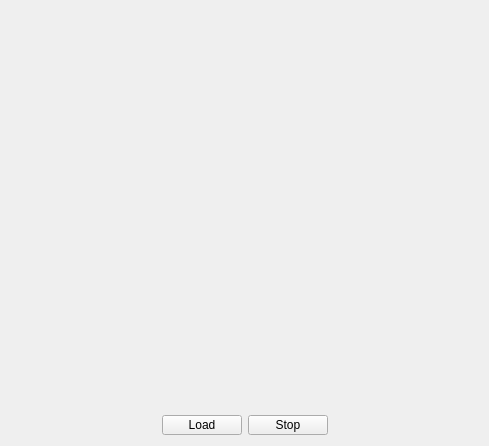
Before: the Qt Designer form MLAssist/GamePythonScriptWgt.ui in HBACC0005240/MLAssist, drawn with Qt 5.
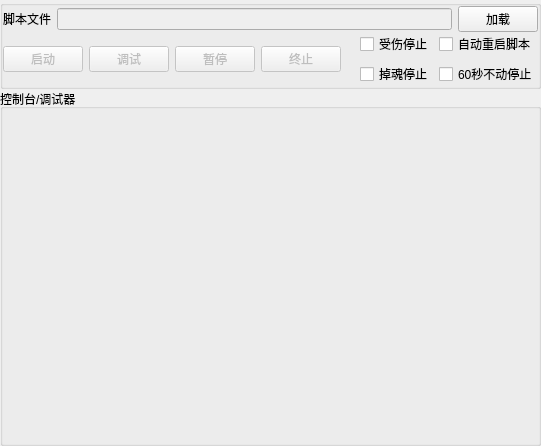
After: the same form once the commit is applied.

Commit message: 增加python脚本支持 lua脚本增加获取游戏端口和游戏进程

Patch:
```diff
--- a/MLAssist/GamePythonScriptWgt.ui
+++ b/MLAssist/GamePythonScriptWgt.ui
@@ -14,18 +14,27 @@
    <string>GamePythonScriptWgt</string>
   </property>
   <layout class="QVBoxLayout" name="verticalLayout">
+   <property name="spacing">
+    <number>0</number>
+   </property>
+   <property name="leftMargin">
+    <number>0</number>
+   </property>
+   <property name="topMargin">
+    <number>0</number>
+   </property>
+   <property name="rightMargin">
+    <number>0</number>
+   </property>
+   <property name="bottomMargin">
+    <number>0</number>
+   </property>
    <item>
-    <widget class="QWidget" name="widget_python" native="true"/>
-   </item>
-   <item>
-    <widget class="QWidget" name="widget_2" native="true">
-     <property name="maximumSize">
-      <size>
-       <width>16777215</width>
-       <height>20</height>
-      </size>
+    <widget class="QGroupBox" name="groupBox">
+     <property name="title">
+      <string/>
      </property>
-     <layout class="QHBoxLayout" name="horizontalLayout_2">
+     <layout class="QVBoxLayout" name="verticalLayout_2">
       <property name="spacing">
        <number>0</number>
       </property>
@@ -41,13 +50,121 @@
       <property name="bottomMargin">
        <number>0</number>
       </property>
+      <item>
+       <layout class="QHBoxLayout" name="horizontalLayout_2">
+        <item>
+         <widget class="QLabel" name="label">
+          <property name="text">
+           <string>脚本文件</string>
+          </property>
+         </widget>
+        </item>
+        <item>
+         <widget class="QLineEdit" name="lineEdit_scriptPath">
+          <property name="enabled">
+           <bool>false</bool>
+          </property>
+         </widget>
+        </item>
+        <item>
+         <widget class="QPushButton" name="pushButton_load">
+          <property name="sizePolicy">
+           <sizepolicy hsizetype="Fixed" vsizetype="Fixed">
+            <horstretch>0</horstretch>
+            <verstretch>0</verstretch>
+           </sizepolicy>
+          </property>
+          <property name="text">
+           <string>加载</string>
+          </property>
+         </widget>
+        </item>
+       </layout>
+      </item>
       <item>
        <layout class="QHBoxLayout" name="horizontalLayout">
+        <item>
+         <widget class="QPushButton" name="pushButton_run">
+          <property name="enabled">
+           <bool>false</bool>
+          </property>
+          <property name="sizePolicy">
+           <sizepolicy hsizetype="Fixed" vsizetype="Fixed">
+            <horstretch>0</horstretch>
+            <verstretch>0</verstretch>
+           </sizepolicy>
+          </property>
+          <property name="text">
+           <string>启动</string>
+          </property>
+         </widget>
+        </item>
+        <item>
+         <widget class="QPushButton" name="pushButton_debug">
+          <property name="enabled">
+           <bool>false</bool>
+          </property>
+          <property name="sizePolicy">
+           <sizepolicy hsizetype="Fixed" vsizetype="Fixed">
+            <horstretch>0</horstretch>
+            <verstretch>0</verstretch>
+           </sizepolicy>
+          </property>
+          <property name="text">
+           <string>调试</string>
+          </property>
+         </widget>
+        </item>
+        <item>
+         <widget class="QPushButton" name="pushButton_suspend">
+          <property name="enabled">
+           <bool>false</bool>
+          </property>
+          <property name="sizePolicy">
+           <sizepolicy hsizetype="Fixed" vsizetype="Fixed">
+            <horstretch>0</horstretch>
+            <verstretch>0</verstretch>
+           </sizepolicy>
+          </property>
+          <property name="text">
+           <string>暂停</string>
+          </property>
+         </widget>
+        </item>
+        <item>
+         <widget class="QPushButton" name="pushButton_term">
+          <property name="enabled">
+           <bool>false</bool>
+          </property>
+          <property name="sizePolicy">
+           <sizepolicy hsizetype="Fixed" vsizetype="Fixed">
+            <horstretch>0</horstretch>
+            <verstretch>0</verstretch>
+           </sizepolicy>
+          </property>
+          <property name="text">
+           <string>终止</string>
+          </property>
+         </widget>
+        </item>
+        <item>
+         <widget class="QLabel" name="label_status">
+          <property name="text">
+           <string/>
+          </property>
+          <property name="alignment">
+           <set>Qt::AlignRight|Qt::AlignTrailing|Qt::AlignVCenter</set>
+          </property>
+         </widget>
+        </item>
         <item>
          <spacer name="horizontalSpacer">
           <property name="orientation">
            <enum>Qt::Horizontal</enum>
           </property>
+          <property name="sizeType">
+           <enum>QSizePolicy::Expanding</enum>
+          </property>
           <property name="sizeHint" stdset="0">
            <size>
             <width>40</width>
@@ -57,37 +174,103 @@
          </spacer>
         </item>
         <item>
-         <widget class="QPushButton" name="pushButton_load">
-          <property name="text">
-           <string>Load</string>
-          </property>
-         </widget>
+         <layout class="QVBoxLayout" name="verticalLayout_6"/>
         </item>
         <item>
-         <widget class="QPushButton" name="pushButton_stop">
-          <property name="text">
-           <string>Stop</string>
+         <layout class="QVBoxLayout" name="verticalLayout_4">
+          <property name="spacing">
+           <number>6</number>
           </property>
-         </widget>
+          <item>
+           <widget class="QCheckBox" name="checkBox_injuryProt">
+            <property name="sizePolicy">
+             <sizepolicy hsizetype="Minimum" vsizetype="Fixed">
+              <horstretch>0</horstretch>
+              <verstretch>0</verstretch>
+             </sizepolicy>
+            </property>
+            <property name="text">
+             <string>受伤停止</string>
+            </property>
+           </widget>
+          </item>
+          <item>
+           <widget class="QCheckBox" name="checkBox_soulProt">
+            <property name="sizePolicy">
+             <sizepolicy hsizetype="Minimum" vsizetype="Fixed">
+              <horstretch>0</horstretch>
+              <verstretch>0</verstretch>
+             </sizepolicy>
+            </property>
+            <property name="text">
+             <string>掉魂停止</string>
+            </property>
+           </widget>
+          </item>
+         </layout>
         </item>
         <item>
-         <spacer name="horizontalSpacer_2">
-          <property name="orientation">
-           <enum>Qt::Horizontal</enum>
-          </property>
-          <property name="sizeHint" stdset="0">
-           <size>
-            <width>40</width>
-            <height>20</height>
-           </size>
-          </property>
-         </spacer>
+         <layout class="QVBoxLayout" name="verticalLayout_3">
+          <item>
+           <widget class="QCheckBox" name="checkBox_autorestart">
+            <property name="text">
+             <string>自动重启脚本</string>
+            </property>
+           </widget>
+          </item>
+          <item>
+           <widget class="QCheckBox" name="checkBox_freezestop">
+            <property name="sizePolicy">
+             <sizepolicy hsizetype="Minimum" vsizetype="Fixed">
+              <horstretch>0</horstretch>
+              <verstretch>0</verstretch>
+             </sizepolicy>
+            </property>
+            <property name="text">
+             <string>60秒不动停止</string>
+            </property>
+           </widget>
+          </item>
+         </layout>
         </item>
        </layout>
       </item>
      </layout>
     </widget>
    </item>
+   <item>
+    <widget class="QGroupBox" name="groupBox_2">
+     <property name="sizePolicy">
+      <sizepolicy hsizetype="Preferred" vsizetype="Expanding">
+       <horstretch>0</horstretch>
+       <verstretch>0</verstretch>
+      </sizepolicy>
+     </property>
+     <property name="title">
+      <string>控制台/调试器</string>
+     </property>
+     <layout class="QVBoxLayout" name="verticalLayout_5">
+      <property name="spacing">
+       <number>0</number>
+      </property>
+      <property name="leftMargin">
+       <number>0</number>
+      </property>
+      <property name="topMargin">
+       <number>5</number>
+      </property>
+      <property name="rightMargin">
+       <number>0</number>
+      </property>
+      <property name="bottomMargin">
+       <number>0</number>
+      </property>
+      <item>
+       <layout class="QVBoxLayout" name="verticalLayout_debug"/>
+      </item>
+     </layout>
+    </widget>
+   </item>
   </layout>
  </widget>
  <layoutdefault spacing="6" margin="11"/>
```
The commit also changes 9 other files.
